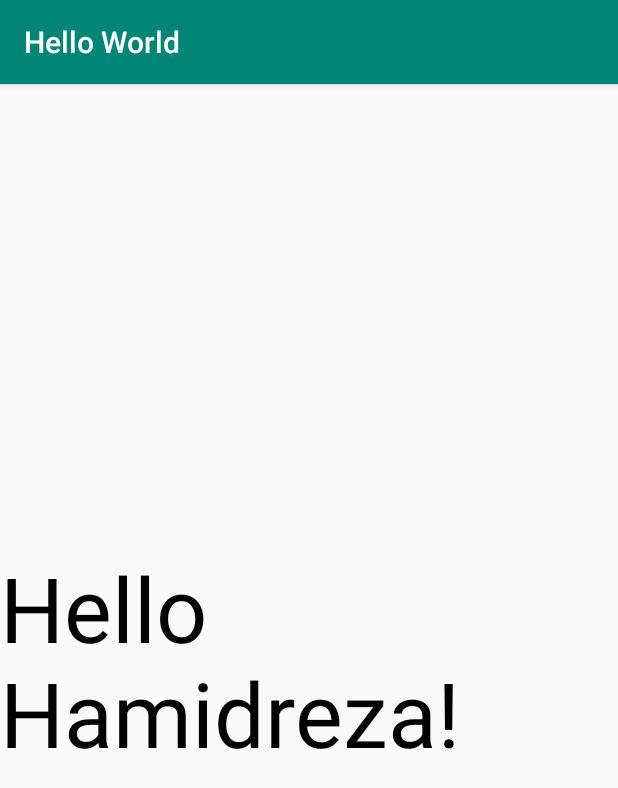
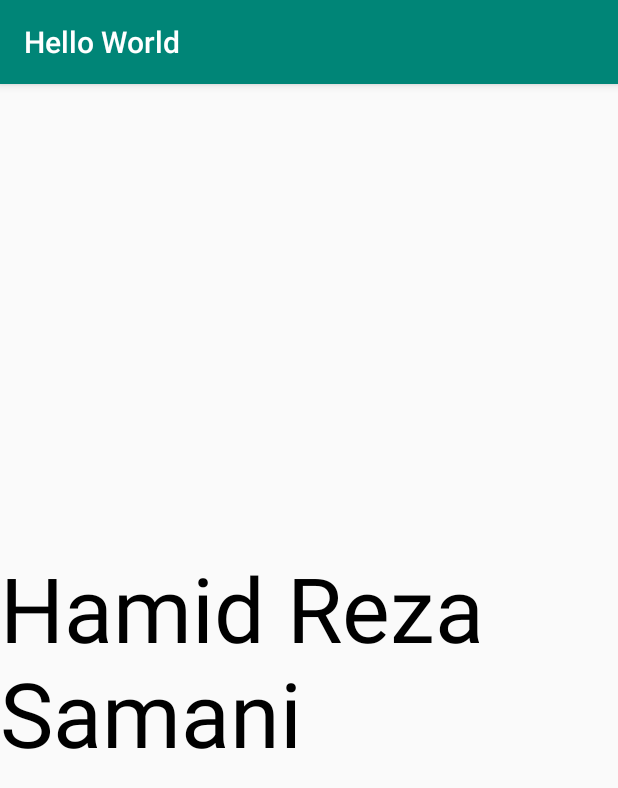
Before and after one commit to hdeh9562/Android-HelloWorld, an Android app: the screen it shows after launch (MainActivity), on a phone screen of 412 x 824 dp. Shown: the top 788 px of the screen. Run offline under Robolectric (Android 15) with nearby library versions, the phone set to English and light mode, and no system bars.

Commit message:
docs: minor text changes

```diff
--- a/app/src/main/res/layout/activity_main.xml
+++ b/app/src/main/res/layout/activity_main.xml
@@ -9,7 +9,7 @@
     <TextView
         android:layout_width="wrap_content"
         android:layout_height="wrap_content"
-        android:text="Hello Hamidreza!"
+        android:text="Hamid Reza Samani"
         android:textSize="60sp"
         android:textColor="#000"
         app:layout_constraintBottom_toBottomOf="parent"
--- a/app/src/main/res/values/strings.xml
+++ b/app/src/main/res/values/strings.xml
@@ -1,3 +1,4 @@
 <resources>
     <string name="app_name">Hello World</string>
+    <string name="hello_hamidreza">Hello Hamidreza!!</string>
 </resources>
```
